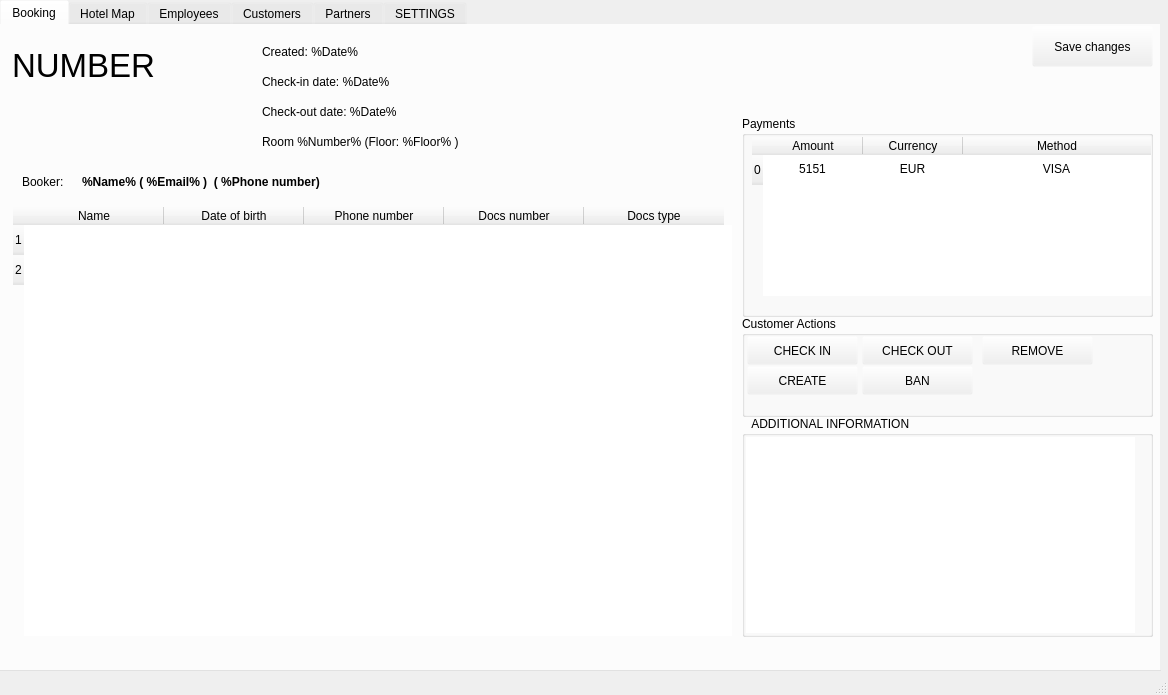
The window that mainwindow.ui (maksymba0/MXHotel) describes before a commit, drawn with Qt 5.
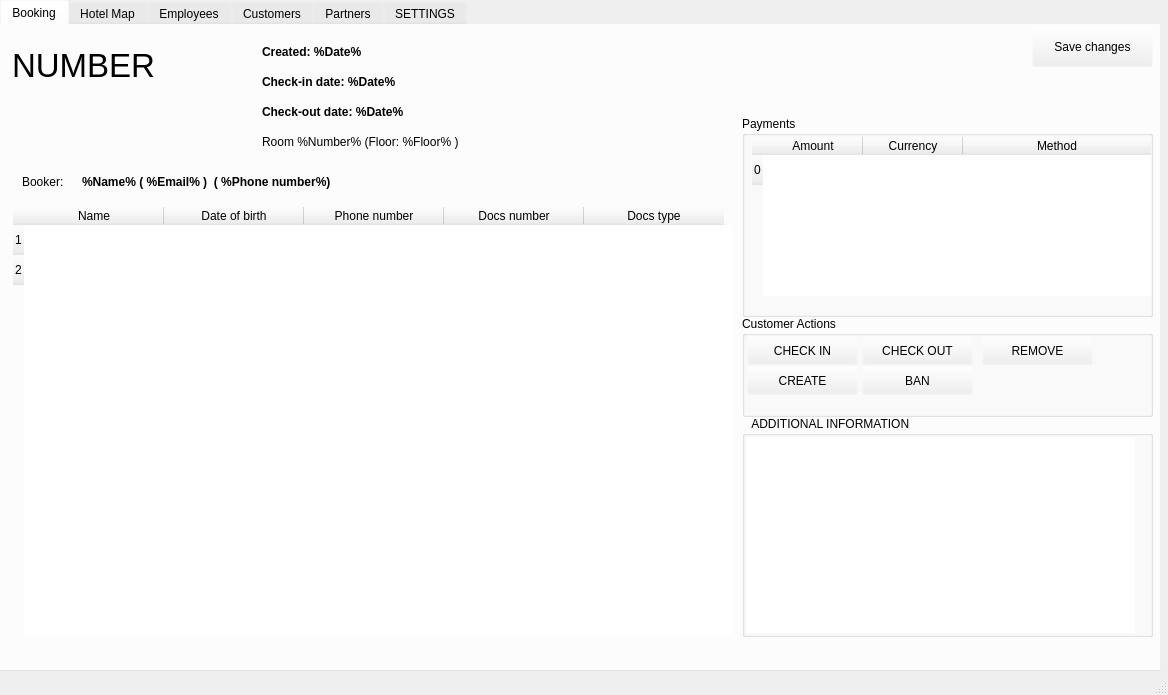
The same window after the commit. The open tabs and pages were chosen to show the change. Icons and pictures are not drawn.

Diff of the .ui file:
```diff
--- a/mainwindow.ui
+++ b/mainwindow.ui
@@ -1155,6 +1155,11 @@
         <height>31</height>
        </rect>
       </property>
+      <property name="font">
+       <font>
+        <bold>true</bold>
+       </font>
+      </property>
       <property name="text">
        <string>Created: %Date%</string>
       </property>
@@ -1168,6 +1173,11 @@
         <height>31</height>
        </rect>
       </property>
+      <property name="font">
+       <font>
+        <bold>true</bold>
+       </font>
+      </property>
       <property name="text">
        <string>Check-out date: %Date%</string>
       </property>
@@ -1190,7 +1200,7 @@
        </font>
       </property>
       <property name="text">
-       <string>%Name% ( %Email% )  ( %Phone number)</string>
+       <string>%Name% ( %Email% )  ( %Phone number%)</string>
       </property>
      </widget>
      <widget class="QGroupBox" name="groupBox">
@@ -1293,6 +1303,11 @@
         <height>31</height>
        </rect>
       </property>
+      <property name="font">
+       <font>
+        <bold>true</bold>
+       </font>
+      </property>
       <property name="text">
        <string>Check-in date: %Date%</string>
       </property>
@@ -1366,7 +1381,7 @@
        </column>
        <item row="0" column="0">
         <property name="text">
-         <string>5151</string>
+         <string/>
         </property>
         <property name="textAlignment">
          <set>AlignCenter</set>
@@ -1374,7 +1389,7 @@
        </item>
        <item row="0" column="1">
         <property name="text">
-         <string>EUR</string>
+         <string/>
         </property>
         <property name="textAlignment">
          <set>AlignCenter</set>
@@ -1382,7 +1397,7 @@
        </item>
        <item row="0" column="2">
         <property name="text">
-         <string>VISA</string>
+         <string/>
         </property>
         <property name="textAlignment">
          <set>AlignCenter</set>
```
Left out of the diff: 44 changed lines with no effect on the pictures.
